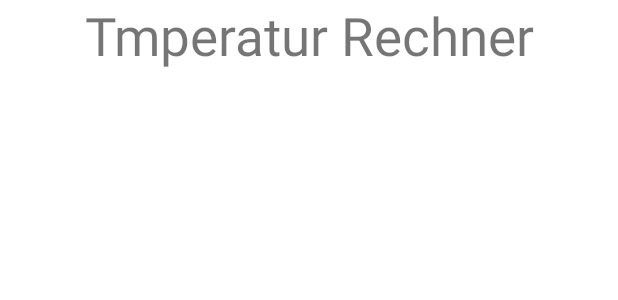
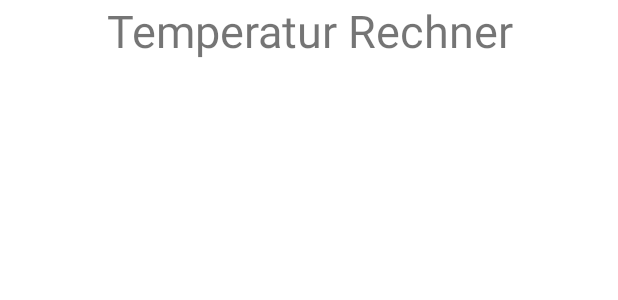
Before and after one commit to lecpab19/TemperaturCalc, an Android app: the layout activity_main.xml on its own in the app's theme, with its tools: preview values and no code run, on a phone screen of 412 x 824 dp. Shown: the top 300 px of the screen. Run offline under Robolectric (Android 15) with nearby library versions, the phone set to English and light mode, and no system bars.

Commit message:
no good changes

```diff
--- a/app/src/main/res/layout/activity_main.xml
+++ b/app/src/main/res/layout/activity_main.xml
@@ -4,19 +4,41 @@
     xmlns:tools="http://schemas.android.com/tools"
     android:layout_width="match_parent"
     android:layout_height="match_parent"
+    android:orientation="vertical"
     tools:context=".MainActivity">
 
     <TextView
+        android:id="@+id/tvHeadLine"
         android:layout_width="match_parent"
         android:layout_height="wrap_content"
-        android:text="Tmperatur Rechner"
         android:textAlignment="center"
-        android:textSize="35sp"/>
+        android:textSize="30sp"
+        android:text="Temperatur Rechner"
+        />
 
-    <EditText
+    <LinearLayout
         android:layout_width="match_parent"
         android:layout_height="wrap_content">
 
-    </EditText>
+        <TextView
+            android:id="@+id/tvInValue"
+            android:layout_width="wrap_content"
+            android:layout_height="match_parent"
+            android:textAlignment="center"
+            android:textSize="20sp"
+            android:layout_weight="1"
+            />
+
+
+        <TextView
+            android:id="@+id/tvOutvalue"
+            android:layout_width="wrap_content"
+            android:layout_height="match_parent"
+            android:textAlignment="center"
+            android:textSize="20sp"
+            android:layout_weight="1"
+            />
+    </LinearLayout>
+
 
 </LinearLayout>
```
